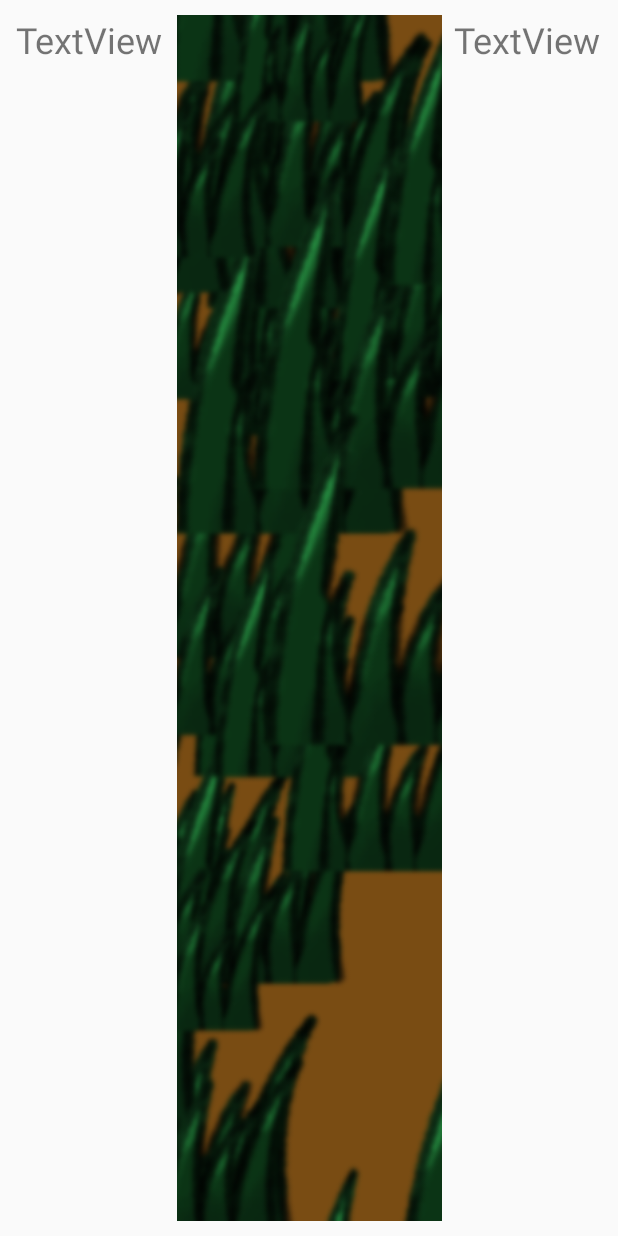
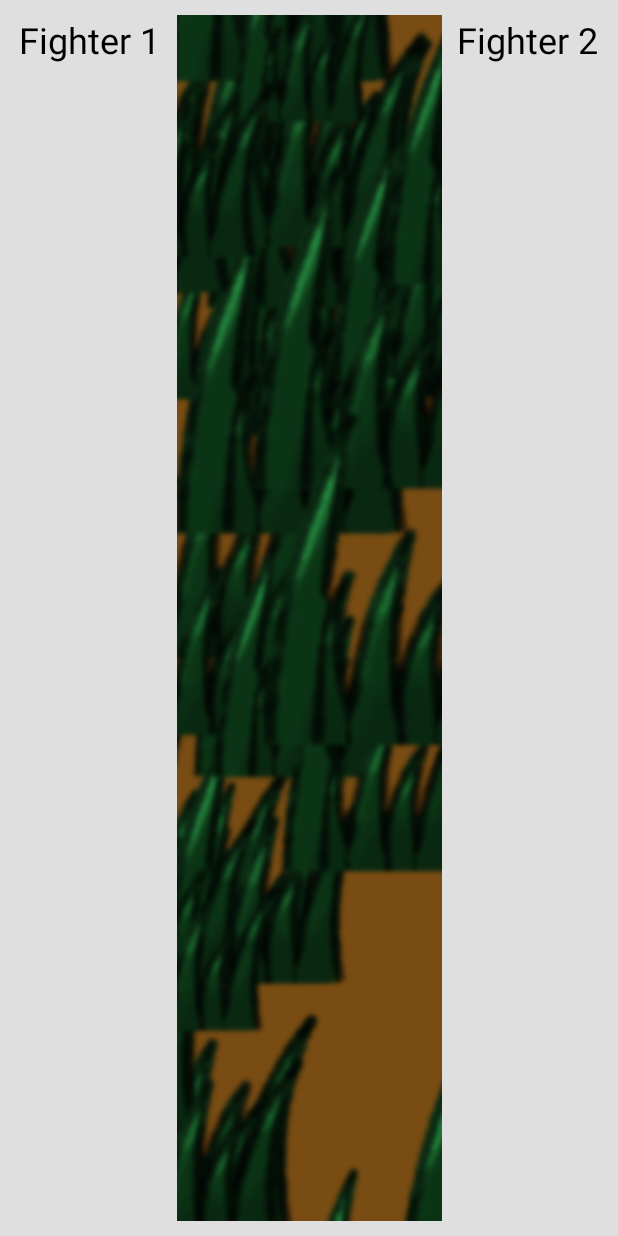
Before and after one commit to ZsomborHajzer/AppDev, an Android app built with Jetpack Compose: the layout fight_layout.xml on its own in the app's theme, with its tools: preview values and no code run, on a phone screen of 412 x 824 dp. Run offline under Robolectric (Android 15) with nearby library versions, the phone set to English and light mode, and no system bars.

Commit message:
fixed crash, updated UI

```diff
--- a/app/src/main/java/com/example/notpokemon/Creature.kt
+++ b/app/src/main/java/com/example/notpokemon/Creature.kt
@@ -3,7 +3,7 @@ package com.example.notpokemon
 //Generic Creature class
 abstract class Creature(open var attack: Attack) {
     open var creatureType = "Default"
-    open var maxHealthPoints = 240 as Double
+    open var maxHealthPoints = 240.00
     open var creatureName = "Default"
     open var imageResource = R.drawable.creature_harvey
 
--- a/app/src/main/res/layout/fight_layout.xml
+++ b/app/src/main/res/layout/fight_layout.xml
@@ -4,6 +4,17 @@
     xmlns:tools="http://schemas.android.com/tools"
     android:layout_width="match_parent"
     android:layout_height="match_parent">
+
+    <ImageView
+        android:id="@+id/imageView7"
+        android:layout_width="match_parent"
+        android:layout_height="match_parent"
+        android:background="#DFDFDF"
+        app:layout_constraintBottom_toBottomOf="parent"
+        app:layout_constraintEnd_toEndOf="parent"
+        app:layout_constraintStart_toStartOf="parent"
+        app:layout_constraintTop_toTopOf="parent"
+        app:srcCompat="@drawable/transparency" />
 
     <LinearLayout
         android:layout_width="match_parent"
@@ -33,8 +44,9 @@
                     android:id="@+id/firstFighterTitle"
                     android:layout_width="wrap_content"
                     android:layout_height="wrap_content"
-                    android:text="TextView"
+                    android:text="Fighter 1"
                     android:textAlignment="center"
+                    android:textColor="@color/fight_FighterTextColor"
                     android:textSize="24sp" />
             </TableRow>
 
@@ -48,25 +60,27 @@
                     android:id="@+id/firstFighterCreature1Container"
                     android:layout_width="match_parent"
                     android:layout_height="wrap_content"
+                    android:layout_weight="1"
                     android:gravity="center_horizontal">
 
                     <LinearLayout
-                        android:layout_width="wrap_content"
-                        android:layout_height="wrap_content"
+                        android:layout_width="match_parent"
+                        android:layout_height="match_parent"
+                        android:gravity="center|fill_horizontal"
                         android:orientation="vertical">
 
                         <ImageView
                             android:id="@+id/imageView0"
-                            android:layout_width="wrap_content"
-                            android:layout_height="wrap_content"
-                            />
+                            android:layout_width="90dp"
+                            android:layout_height="90dp"
+                            android:layout_weight="1" />
 
                         <TextView
                             android:layout_width="match_parent"
                             android:layout_height="wrap_content"
                             android:layout_weight="0"
-                            android:text="TextView"
-                            android:textAlignment="center" />
+                            android:textAlignment="center"
+                            android:textColor="@color/fight_CreatureTextColor" />
                     </LinearLayout>
 
                 </TableRow>
@@ -76,6 +90,7 @@
                     android:id="@+id/firstFighterCreature2Container"
                     android:layout_width="match_parent"
                     android:layout_height="match_parent"
+                    android:layout_weight="1"
                     android:gravity="center_horizontal">
 
                     <LinearLayout
@@ -85,16 +100,16 @@
 
                         <ImageView
                             android:id="@+id/imageView1"
-                            android:layout_width="wrap_content"
-                            android:layout_height="wrap_content"
-                            />
+                            android:layout_width="90dp"
+                            android:layout_height="90dp"
+                            android:layout_weight="1" />
 
                         <TextView
                             android:layout_width="match_parent"
                             android:layout_height="wrap_content"
                             android:layout_weight="0"
-                            android:text="TextView"
-                            android:textAlignment="center" />
+                            android:textAlignment="center"
+                            android:textColor="@color/fight_CreatureTextColor" />
                     </LinearLayout>
                 </TableRow>
 
@@ -102,6 +117,7 @@
                     android:id="@+id/firstFighterCreature3Container"
                     android:layout_width="match_parent"
                     android:layout_height="match_parent"
+                    android:layout_weight="1"
                     android:gravity="center_horizontal">
 
                     <LinearLayout
@@ -111,16 +127,16 @@
 
                         <ImageView
                             android:id="@+id/imageView2"
-                            android:layout_width="wrap_content"
-                            android:layout_height="wrap_content"
-                            />
+                            android:layout_width="90dp"
+                            android:layout_height="90dp"
+                            android:layout_weight="1" />
 
                         <TextView
                             android:layout_width="match_parent"
                             android:layout_height="wrap_content"
                             android:layout_weight="0"
-                            android:text="TextView"
-                            android:textAlignment="center" />
+                            android:textAlignment="center"
+                            android:textColor="@color/fight_CreatureTextColor" />
                     </LinearLayout>
                 </TableRow>
 
@@ -128,6 +144,7 @@
                     android:id="@+id/firstFighterCreature4Container"
                     android:layout_width="match_parent"
                     android:layout_height="match_parent"
+                    android:layout_weight="1"
                     android:gravity="center_horizontal">
 
                     <LinearLayout
@@ -137,16 +154,16 @@
 
                         <ImageView
                             android:id="@+id/imageView3"
-                            android:layout_width="wrap_content"
-                            android:layout_height="wrap_content"
-                            />
+                            android:layout_width="90dp"
+                            android:layout_height="90dp"
+                            android:layout_weight="1" />
 
                         <TextView
                             android:layout_width="match_parent"
                             android:layout_height="wrap_content"
                             android:layout_weight="0"
-                            android:text="TextView"
-                            android:textAlignment="center" />
+                            android:textAlignment="center"
+                            android:textColor="@color/fight_CreatureTextColor" />
                     </LinearLayout>
                 </TableRow>
             </TableLayout>
@@ -192,8 +209,9 @@
                     android:id="@+id/secondFighterTitle"
                     android:layout_width="wrap_content"
                     android:layout_height="wrap_content"
-                    android:text="TextView"
+                    android:text="Fighter 2"
                     android:textAlignment="center"
+                    android:textColor="@color/fight_FighterTextColor"
                     android:textSize="24sp" />
             </TableRow>
 
@@ -207,6 +225,7 @@
                     android:id="@+id/secondFighterCreature1Container"
                     android:layout_width="wrap_content"
                     android:layout_height="41dp"
+                    android:layout_weight="1"
                     android:gravity="center_horizontal">
 
                     <LinearLayout
@@ -216,16 +235,16 @@
 
                         <ImageView
                             android:id="@+id/imageView4"
-                            android:layout_width="wrap_content"
-                            android:layout_height="wrap_content"
-                            />
+                            android:layout_width="90dp"
+                            android:layout_height="90dp"
+                            android:layout_weight="1" />
 
                         <TextView
                             android:layout_width="match_parent"
                             android:layout_height="wrap_content"
                             android:layout_weight="0"
-                            android:text="TextView"
-                            android:textAlignment="center" />
+                            android:textAlignment="center"
+                            android:textColor="@color/fight_CreatureTextColor" />
                     </LinearLayout>
                 </TableRow>
 
@@ -233,6 +252,7 @@
                     android:id="@+id/secondFighterCreature2Container"
                     android:layout_width="wrap_content"
                     android:layout_height="match_parent"
+                    android:layout_weight="1"
                     android:gravity="center_horizontal">
 
                     <LinearLayout
@@ -242,16 +262,16 @@
 
                         <ImageView
                             android:id="@+id/imageView5"
-                            android:layout_width="wrap_content"
-                            android:layout_height="wrap_content"
-                            />
+                            android:layout_width="90dp"
+                            android:layout_height="90dp"
+                            android:layout_weight="1" />
 
                         <TextView
                             android:layout_width="match_parent"
                             android:layout_height="wrap_content"
                             android:layout_weight="0"
-                            android:text="TextView"
-                            android:textAlignment="center" />
+                            android:textAlignment="center"
+                            android:textColor="@color/fight_CreatureTextColor" />
                     </LinearLayout>
                 </TableRow>
 
@@ -259,6 +279,7 @@
                     android:id="@+id/secondFighterCreature3Container"
                     android:layout_width="wrap_content"
                     android:layout_height="match_parent"
+                    android:layout_weight="1"
                     android:gravity="center_horizontal">
 
                     <LinearLayout
@@ -268,16 +289,16 @@
 
                         <ImageView
                             android:id="@+id/imageView6"
-                            android:layout_width="wrap_content"
-                            android:layout_height="wrap_content"
-                            />
+                            android:layout_width="90dp"
+                            android:layout_height="90dp"
+                            android:layout_weight="1" />
 
                         <TextView
                             android:layout_width="match_parent"
                             android:layout_height="wrap_content"
                             android:layout_weight="0"
-                            android:text="TextView"
-                            android:textAlignment="center" />
+                            android:textAlignment="center"
+                            android:textColor="@color/fight_CreatureTextColor" />
                     </LinearLayout>
                 </TableRow>
 
@@ -285,6 +306,7 @@
                     android:id="@+id/secondFighterCreature4Container"
                     android:layout_width="wrap_content"
                     android:layout_height="match_parent"
+                    android:layout_weight="1"
                     android:gravity="center_horizontal">
 
                     <LinearLayout
@@ -294,20 +316,21 @@
 
                         <ImageView
                             android:id="@+id/imageView"
-                            android:layout_width="wrap_content"
-                            android:layout_height="wrap_content"
-                            />
+                            android:layout_width="90dp"
+                            android:layout_height="90dp"
+                            android:layout_weight="1" />
 
                         <TextView
                             android:layout_width="match_parent"
                             android:layout_height="wrap_content"
                             android:layout_weight="0"
-                            android:text="TextView"
-                            android:textAlignment="center" />
+                            android:textAlignment="center"
+                            android:textColor="@color/fight_CreatureTextColor" />
                     </LinearLayout>
                 </TableRow>
             </TableLayout>
         </TableLayout>
 
     </LinearLayout>
+
 </androidx.constraintlayout.widget.ConstraintLayout>
--- a/app/src/main/res/values/colors.xml
+++ b/app/src/main/res/values/colors.xml
@@ -7,4 +7,6 @@
     <color name="teal_700">#FF018786</color>
     <color name="black">#FF000000</color>
     <color name="white">#FFFFFFFF</color>
+    <color name="fight_FighterTextColor">#000000</color>
+    <color name="fight_CreatureTextColor">#303030</color>
 </resources>
```
